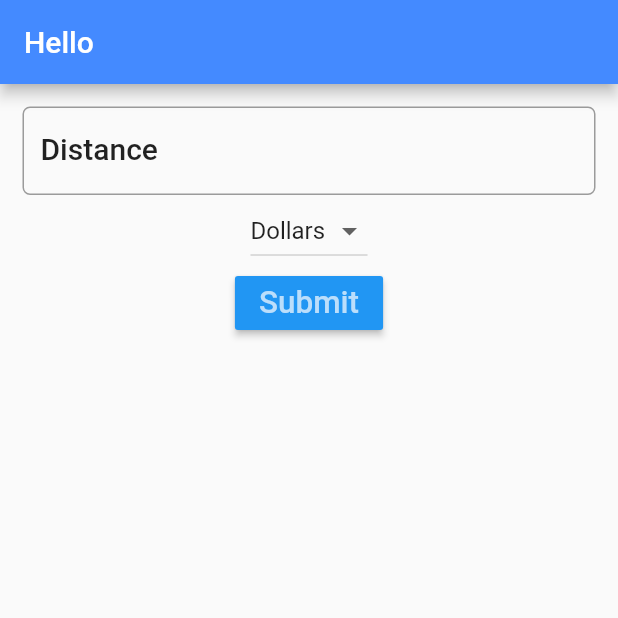
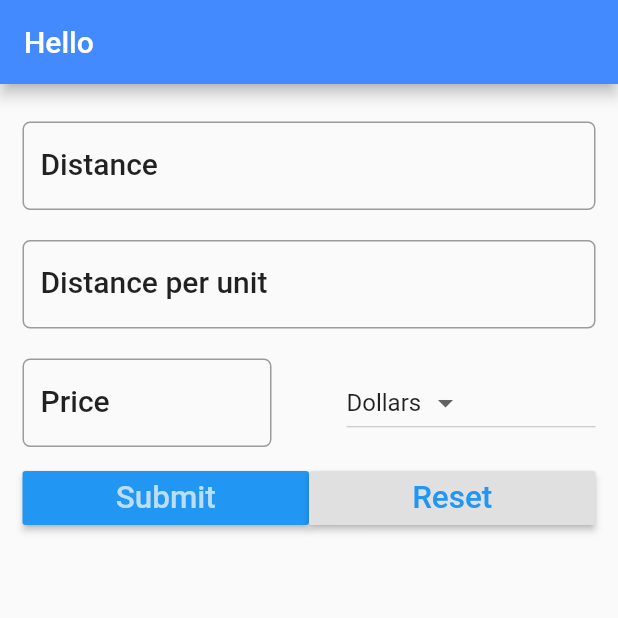
Before and after one commit to Harin-Kaklotar/trip_cost_app, a Flutter app: the screen it shows after launch, after a tap on "Submit", on a phone screen of 412 x 824 dp, the top half of it. Run offline on Flutter 3.47's test engine with Material 2 defaults, Android fonts, the phone set to English and light mode, and no system bars; missing offline and left inert: dart:ffi.

Commit message:
add more text fild and improve design

```diff
--- a/lib/main.dart
+++ b/lib/main.dart
@@ -1,3 +1,5 @@
+import 'dart:ffi';
+
 import 'package:flutter/material.dart';
 
 void main() => runApp(MyApp());
@@ -23,12 +25,14 @@ class FualForm extends StatefulWidget {
 
 class _FualFormState extends State<FualForm> {
   TextEditingController distanceController = TextEditingController();
+  TextEditingController avgController = TextEditingController();
+  TextEditingController priceController = TextEditingController();
+  final double formDistance = 10.0;
   String result = '';
   final _currencies = ['Dollars', 'Pounds', 'Euro'];
   String _currency = 'Dollars';
   @override
   Widget build(BuildContext context) {
-
     TextStyle textStyle = Theme.of(context).textTheme.title;
 
     return Scaffold(
@@ -40,21 +44,58 @@ class _FualFormState extends State<FualForm> {
         padding: EdgeInsets.all(15.0),
         child: Column(
           children: <Widget>[
-
-            TextField(
+            Padding(
+              padding: EdgeInsets.only(bottom: formDistance, top: formDistance),
+              child: TextField(
                 decoration: InputDecoration(
                   labelText: "Distance",
                   hintText: "e.g. 124",
                   labelStyle: textStyle,
                   border: OutlineInputBorder(
-                  borderRadius: BorderRadius.circular(5.0)
-                  ),
+                      borderRadius: BorderRadius.circular(5.0)),
                 ),
                 controller: distanceController,
                 keyboardType: TextInputType.number,
               ),
+            ),
+            Padding(
+              padding: EdgeInsets.only(bottom: formDistance, top: formDistance),
+              child: TextField(
+                decoration: InputDecoration(
+                  labelText: "Distance per unit",
+                  hintText: "e.g. 14",
+                  labelStyle: textStyle,
+                  border: OutlineInputBorder(
+                      borderRadius: BorderRadius.circular(5.0)),
+                ),
+                controller: avgController,
+                keyboardType: TextInputType.number,
+              ),
+            ),
+            Row(
+              children: <Widget>[
+                Expanded(
+                  child: Padding(
+                    padding: EdgeInsets.only(
+                        bottom: formDistance, top: formDistance),
+                    child: TextField(
+                      decoration: InputDecoration(
+                        labelText: "Price",
+                        hintText: "e.g. 1.65 ",
+                        labelStyle: textStyle,
+                        border: OutlineInputBorder(
+                            borderRadius: BorderRadius.circular(5.0)),
+                      ),
+                      controller: priceController,
+                      keyboardType: TextInputType.number,
+                    ),
+                  ),
+                ),
 
-            DropdownButton<String>(
+                Container(width: formDistance *5,),
+
+                Expanded(
+                    child: DropdownButton<String>(
                   items: _currencies.map((String value) {
                     return DropdownMenuItem<String>(
                       value: value,
@@ -65,8 +106,14 @@ class _FualFormState extends State<FualForm> {
                   onChanged: (String value) {
                     _onDropDownChange(value);
                   },
+                )),
+              ],
             ),
 
+            Row(
+             children: <Widget>[
+
+              Expanded(child:
               RaisedButton(
                 color: Theme.of(context).primaryColor,
                 textColor: Theme.of(context).primaryColorLight,
@@ -76,9 +123,27 @@ class _FualFormState extends State<FualForm> {
                 ),
                 onPressed: () {
                   setState(() {
-                  result = distanceController.text;
+                    result = _calculate();
                   });
-              }
+                }),
+              ),
+
+            Expanded(child:
+              RaisedButton(
+                color: Theme.of(context).buttonColor,
+                textColor: Theme.of(context).primaryColor,
+                child: new Text(
+                  "Reset",
+                  textScaleFactor: 1.5,
+                ),
+                onPressed: () {
+                  setState(() {
+                    _reset();
+                  });
+                })
+              ),
+
+             ],
             ),
 
             Text(result)
@@ -93,4 +158,25 @@ class _FualFormState extends State<FualForm> {
       this._currency = value;
     });
   }
+
+  String _calculate() {
+    double _distance = double.parse(distanceController.text);
+    double _fuleCost = double.parse(priceController.text);
+    double _consuption = double.parse(avgController.text);
+    double _totalCost = _distance / _consuption * _fuleCost;
+    String _result = 'The total cost of your trip is ' +
+        _totalCost.toStringAsFixed(2) +
+        ' ' +
+        _currency;
+    return _result;
   }
+
+  void _reset(){
+      distanceController.text = '';
+      priceController.text = '';
+      avgController.text = '';
+      setState(() {
+        result = '';
+      });
+  }
+}
```
Lines whose indentation alone changed are shown as unchanged.
